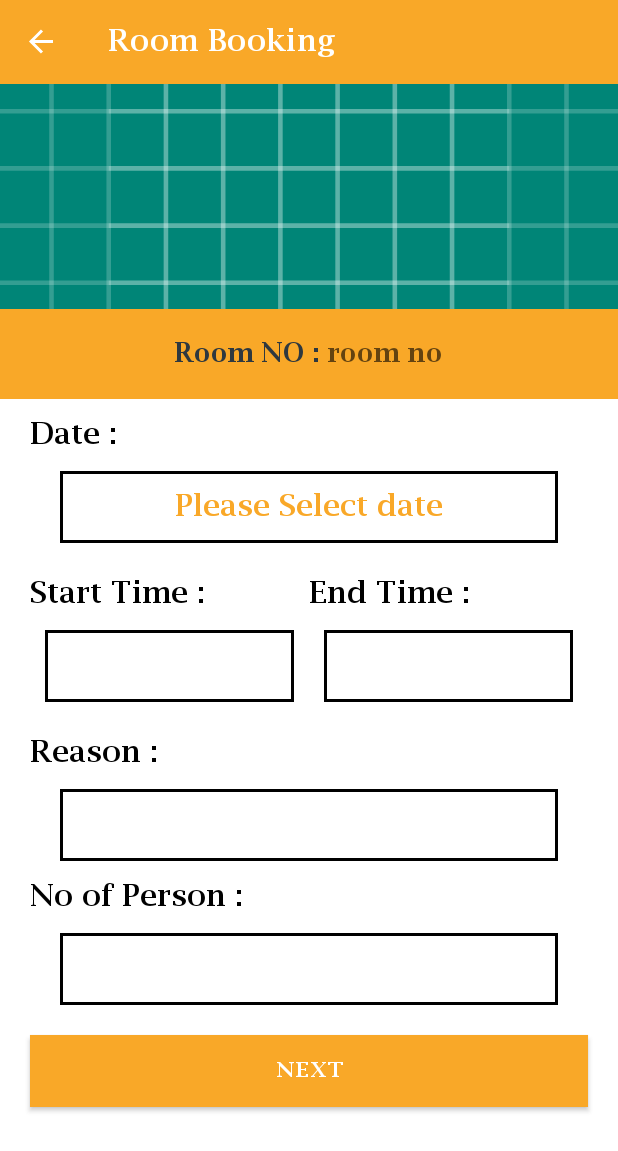
After one commit to krunal8055/MeetSpace, an Android app: the room_booking_f1 screen opened through its navigation route, on a phone screen of 412 x 824 dp. The commit adds this screen. Shown: the top 1151 px of the screen. Run offline under Robolectric (Android 15) with nearby library versions, the phone set to English and light mode, and no system bars; our stand-ins replace Firebase (no records; nobody signed in at launch, a user with empty details on screens opened directly), navigation-ui.

Commit message:
Booking Screen fragment 1 is added and some changes regarding apperance in screen.

```diff
--- a/app/src/main/AndroidManifest.xml
+++ b/app/src/main/AndroidManifest.xml
@@ -11,7 +11,8 @@
         android:roundIcon="@mipmap/ic_launcher_round"
         android:supportsRtl="true"
         android:theme="@style/AppTheme">
-        <activity android:name=".Main2Activity"></activity>
+        <activity android:name=".BookingActivity"></activity>
+        <activity android:name=".Main2Activity" />
         <activity android:name=".MainActivity">
             <intent-filter>
                 <action android:name="android.intent.action.MAIN" />
--- a/app/src/main/java/com/example/meetspace/Main2Activity.java
+++ b/app/src/main/java/com/example/meetspace/Main2Activity.java
@@ -5,6 +5,8 @@ import androidx.appcompat.app.AppCompatActivity;
 import androidx.appcompat.widget.Toolbar;
 import androidx.core.view.GravityCompat;
 import androidx.drawerlayout.widget.DrawerLayout;
+import androidx.fragment.app.FragmentManager;
+import androidx.fragment.app.FragmentTransaction;
 import androidx.navigation.NavController;
 import androidx.navigation.Navigation;
 import androidx.navigation.ui.NavigationUI;
@@ -48,6 +50,7 @@ public class Main2Activity extends AppCompatActivity implements NavigationView.O
         firebaseAuth = FirebaseAuth.getInstance();
 
         setupNavigation();
+
     }
 
     private void setupNavigation() {
@@ -118,7 +121,8 @@ public class Main2Activity extends AppCompatActivity implements NavigationView.O
 
             HomedrawerLayout.closeDrawer(GravityCompat.START);
 
-        }else {
+        }
+        else {
             super.onBackPressed();
         }
     }
--- a/app/src/main/java/com/example/meetspace/MainActivity.java
+++ b/app/src/main/java/com/example/meetspace/MainActivity.java
@@ -22,6 +22,7 @@ public class MainActivity extends AppCompatActivity {
 
         main_toolbar = findViewById(R.id.main_toolbar);
         setSupportActionBar(main_toolbar);
+
         navController = Navigation.findNavController(this, R.id.login_fragment);
         getSupportActionBar().setDisplayHomeAsUpEnabled(true);
         getSupportActionBar().setDisplayShowHomeEnabled(true);
--- /dev/null
+++ b/app/src/main/java/com/example/meetspace/room_booking_f1.java
@@ -0,0 +1,31 @@
+package com.example.meetspace;
+
+
+import android.os.Bundle;
+
+import androidx.fragment.app.Fragment;
+
+import android.view.LayoutInflater;
+import android.view.View;
+import android.view.ViewGroup;
+
+
+/**
+ * A simple {@link Fragment} subclass.
+ */
+public class room_booking_f1 extends Fragment {
+
+
+    public room_booking_f1() {
+        // Required empty public constructor
+    }
+
+
+    @Override
+    public View onCreateView(LayoutInflater inflater, ViewGroup container,
+                             Bundle savedInstanceState) {
+        // Inflate the layout for this fragment
+        return inflater.inflate(R.layout.fragment_room_booking_f1, container, false);
+    }
+
+}
--- /dev/null
+++ b/app/src/main/res/layout/fragment_room_booking_f1.xml
@@ -0,0 +1,254 @@
+<?xml version="1.0" encoding="utf-8"?>
+<FrameLayout xmlns:android="http://schemas.android.com/apk/res/android"
+    xmlns:tools="http://schemas.android.com/tools"
+    android:layout_width="match_parent"
+    android:layout_height="match_parent"
+    xmlns:app="http://schemas.android.com/apk/res-auto"
+    tools:context=".Main2Activity">
+    <ScrollView
+        android:layout_width="match_parent"
+        android:layout_height="match_parent"
+        android:layout_marginTop="?attr/actionBarSize"
+        android:scrollbarAlwaysDrawVerticalTrack="true"
+        android:fillViewport="true">
+        <RelativeLayout
+            android:layout_width="match_parent"
+            android:layout_height="match_parent">
+    <androidx.constraintlayout.widget.ConstraintLayout
+        android:layout_width="match_parent"
+        android:layout_height="match_parent">
+
+        <ImageView
+            android:id="@+id/room_img_booking_1"
+            android:layout_width="match_parent"
+            android:layout_height="150dp"
+            android:scaleType="centerCrop"
+            android:src="@drawable/ic_launcher_background"
+            app:layout_constraintTop_toTopOf="parent"
+            app:layout_constraintStart_toStartOf="parent"
+            app:layout_constraintEnd_toEndOf="parent"/>
+        <!-- Linear for Room no show -->
+
+        <LinearLayout
+            android:id="@+id/room_no_book_room1"
+            android:layout_width="match_parent"
+            android:layout_height="60dp"
+            android:background="@color/Orange"
+            android:gravity="center"
+            android:orientation="horizontal"
+            app:layout_constraintStart_toStartOf="parent"
+            app:layout_constraintEnd_toEndOf="parent"
+            app:layout_constraintTop_toBottomOf="@+id/room_img_booking_1">
+
+            <TextView
+                android:layout_width="wrap_content"
+                android:layout_height="wrap_content"
+                android:text="Room NO :"
+                android:textColor="@color/dark_grey"
+                android:textSize="18sp" />
+
+            <TextView
+                android:id="@+id/room_no_booking1"
+                android:layout_width="wrap_content"
+                android:layout_height="wrap_content"
+                android:layout_marginStart="5dp"
+                android:textColor="@android:color/white"
+                android:textSize="18sp"
+                android:hint="room no"/>
+        </LinearLayout>
+        <LinearLayout
+            android:layout_width="match_parent"
+            android:layout_height="wrap_content"
+            android:orientation="vertical"
+            android:paddingBottom="30dp"
+            app:layout_constraintStart_toStartOf="parent"
+            app:layout_constraintEnd_toEndOf="parent"
+            app:layout_constraintTop_toBottomOf="@+id/room_no_book_room1">
+            <!--Date Linear Layout start-->
+            <LinearLayout
+                android:layout_width="match_parent"
+                android:layout_height="wrap_content"
+                android:layout_marginStart="20dp"
+                android:layout_marginTop="10dp"
+                android:layout_marginEnd="20dp"
+                android:orientation="vertical">
+
+                <TextView
+                    android:layout_width="wrap_content"
+                    android:layout_height="wrap_content"
+                    android:layout_marginBottom="10dp"
+                    android:text="Date :"
+                    android:textSize="20dp"
+                    android:textColor="@android:color/black"/>
+
+                <TextView
+                    android:id="@+id/date_filter"
+                    android:layout_width="match_parent"
+                    android:layout_height="wrap_content"
+                    android:layout_marginStart="20dp"
+                    android:layout_marginEnd="20dp"
+                    android:background="@drawable/textview_boarder_black"
+                    android:gravity="center"
+                    android:hint="Please Select date"
+                    android:padding="10dp"
+                    android:textColor="@color/Orange"
+                    android:textColorHint="@color/Orange"
+                    android:textSize="20dp" />
+            </LinearLayout>
+            <!--Time Linear Layout start-->
+            <LinearLayout
+                android:layout_width="match_parent"
+                android:layout_height="wrap_content"
+                android:layout_marginStart="20dp"
+                android:layout_marginTop="20dp"
+                android:layout_marginEnd="20dp"
+                android:orientation="horizontal">
+                <!--Start time Linear Layout start-->
+                <LinearLayout
+                    android:layout_width="match_parent"
+                    android:layout_height="wrap_content"
+                    android:layout_weight="1"
+                    android:orientation="vertical">
+
+                    <TextView
+                        android:layout_width="wrap_content"
+                        android:layout_height="wrap_content"
+                        android:text="Start Time :"
+                        android:textColor="@android:color/black"
+                        android:textSize="20dp" />
+
+                    <TextView
+                        android:id="@+id/start_time_filter"
+                        android:layout_width="match_parent"
+                        android:layout_height="wrap_content"
+                        android:layout_margin="10dp"
+                        android:background="@drawable/textview_boarder_black"
+                        android:gravity="center"
+                        android:hint="Select time"
+                        android:padding="10dp"
+                        android:textColor="@color/Orange"
+                        android:textColorHint="@android:color/white"
+                        android:textSize="20dp" />
+                </LinearLayout>
+                <!--End Time Linear Layout start-->
+                <LinearLayout
+                    android:layout_width="match_parent"
+                    android:layout_height="wrap_content"
+                    android:layout_weight="1"
+                    android:orientation="vertical">
+
+                    <TextView
+                        android:layout_width="wrap_content"
+                        android:layout_height="wrap_content"
+                        android:text="End Time :"
+                        android:textColor="@android:color/black"
+                        android:textSize="20dp" />
+
+                    <TextView
+                        android:id="@+id/end_time_filter"
+                        android:layout_width="match_parent"
+                        android:layout_height="wrap_content"
+                        android:layout_margin="10dp"
+                        android:background="@drawable/textview_boarder_black"
+                        android:gravity="center"
+                        android:hint="Select time"
+                        android:padding="10dp"
+                        android:textColor="@color/Orange"
+                        android:textColorHint="@android:color/white"
+                        android:textSize="20dp" />
+
+                </LinearLayout>
+            </LinearLayout>
+            <LinearLayout
+                android:layout_width="match_parent"
+                android:layout_height="wrap_content"
+                android:orientation="vertical"
+                app:layout_constraintStart_toStartOf="parent"
+                app:layout_constraintEnd_toEndOf="parent"
+                android:layout_marginStart="20dp"
+                android:layout_marginTop="10dp"
+                android:layout_marginEnd="20dp">
+
+                <TextView
+                    android:layout_width="wrap_content"
+                    android:layout_height="wrap_content"
+                    android:layout_marginBottom="10dp"
+                    android:text="Reason :"
+                    android:textColor="@android:color/black"
+                    android:textSize="20dp" />
+
+                <TextView
+                    android:id="@+id/reason_booking1"
+                    android:layout_width="match_parent"
+                    android:layout_height="wrap_content"
+                    android:layout_marginStart="20dp"
+                    android:layout_marginEnd="20dp"
+                    android:background="@drawable/textview_boarder_black"
+                    android:gravity="center"
+                    android:hint="Please Enter Reason"
+                    android:padding="10dp"
+                    android:textColor="@color/Orange"
+                    android:textColorHint="@android:color/white"
+                    android:textSize="20dp" />
+            </LinearLayout>
+            <LinearLayout
+                android:layout_width="match_parent"
+                android:layout_height="wrap_content"
+                android:orientation="vertical"
+                app:layout_constraintStart_toStartOf="parent"
+                app:layout_constraintEnd_toEndOf="parent"
+                android:layout_marginStart="20dp"
+                android:layout_marginTop="10dp"
+                android:layout_marginEnd="20dp">
+
+                <TextView
+                    android:layout_width="wrap_content"
+                    android:layout_height="wrap_content"
+                    android:layout_marginBottom="10dp"
+                    android:text="No of Person :"
+                    android:textColor="@android:color/black"
+                    android:textSize="20dp" />
+
+                <TextView
+                    android:id="@+id/no_person_booking1"
+                    android:layout_width="match_parent"
+                    android:layout_height="wrap_content"
+                    android:layout_marginStart="20dp"
+                    android:layout_marginEnd="20dp"
+                    android:background="@drawable/textview_boarder_black"
+                    android:gravity="center"
+                    android:hint="Please Enter No of Person"
+                    android:padding="10dp"
+                    android:inputType="numberDecimal"
+                    android:minEms="2"
+                    android:textColor="@color/Orange"
+                    android:textColorHint="@android:color/white"
+                    android:textSize="20dp" />
+            </LinearLayout>
+            <LinearLayout
+                android:layout_width="match_parent"
+                android:layout_height="wrap_content"
+                android:orientation="vertical"
+                app:layout_constraintStart_toStartOf="parent"
+                app:layout_constraintEnd_toEndOf="parent"
+                android:layout_marginStart="20dp"
+                android:layout_marginTop="10dp"
+                android:layout_marginEnd="20dp">
+
+            </LinearLayout>
+            <Button
+                android:layout_width="match_parent"
+                android:layout_height="wrap_content"
+                android:text="Next"
+                android:textColor="@android:color/white"
+                android:background="@color/Orange"
+                android:layout_marginStart="20dp"
+                android:layout_marginTop="10dp"
+                android:layout_marginEnd="20dp"
+                android:layout_marginBottom="20sp"
+                />
+        </LinearLayout>
+        </androidx.constraintlayout.widget.ConstraintLayout>
+        </RelativeLayout>
+    </ScrollView>
+</FrameLayout>
--- a/app/src/main/res/navigation/home_nav.xml
+++ b/app/src/main/res/navigation/home_nav.xml
@@ -46,7 +46,14 @@
         android:id="@+id/room_Detail_page"
         android:name="com.example.meetspace.Room_Detail_page"
         android:label="fragment_room__detail_page"
-        tools:layout="@layout/fragment_room__detail_page" />
+        tools:layout="@layout/fragment_room__detail_page" >
+        <action
+            android:id="@+id/action_room_Detail_page_to_roomSchedule_page"
+            app:destination="@id/roomSchedule_page" />
+        <action
+            android:id="@+id/action_room_Detail_page_to_room_booking_f1"
+            app:destination="@id/room_booking_f1" />
+    </fragment>
     <fragment
         android:id="@+id/edit_Profile"
         android:name="com.example.meetspace.Edit_Profile"
@@ -56,4 +63,14 @@
             android:id="@+id/action_edit_Profile_to_homepage"
             app:destination="@id/homepage" />
     </fragment>
+    <fragment
+        android:id="@+id/roomSchedule_page"
+        android:name="com.example.meetspace.RoomSchedule_page"
+        android:label="Room Schedule"
+        tools:layout="@layout/fragment_room_schedule_page" />
+    <fragment
+        android:id="@+id/room_booking_f1"
+        android:name="com.example.meetspace.room_booking_f1"
+        android:label="Room Booking"
+        tools:layout="@layout/fragment_room_booking_f1" />
 </navigation>
```
Also changed, not shown: app/src/main/java/com/example/meetspace/RoomSchedule_page.java (added, +71 -0 lines), app/src/main/java/com/example/meetspace/Room_Detail_page.java (+86 -7 lines), app/src/main/res/layout/fragment_filter_page.xml (+5 -17 lines), app/src/main/res/layout/fragment_room__detail_page.xml (+82 -51 lines), app/src/main/res/layout/fragment_room_schedule_page.xml (added, +55 -0 lines).
